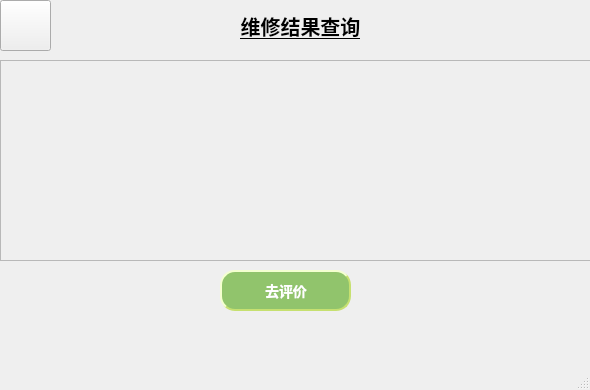
The window that mainwindow5.ui (code-aifarmer/Home-appliance-information-management-system-) describes before a commit, drawn with Qt 5.
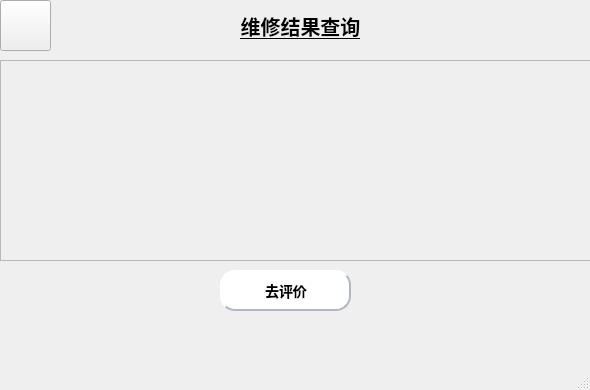
The same window after the commit. Icons and pictures are not drawn.

```diff
--- a/mainwindow5.ui
+++ b/mainwindow5.ui
@@ -68,15 +68,15 @@
 }
 
 QPushButton {
-background-color: #91c46c;
+background-color: #ffffff;
 color: #ffffff;
-color:white;
+color:black;
                     /* 文字颜色 */
-background-color: #91c46c;       /* 背景色 */
+background-color: #ffffff;       /* 背景色 */
 border-style: outset;            /* 边框风格 */
 border-width: 2px;               /* 边框宽度 */
 border-radius: 5px;              /* 边框圆角 */
-border-color: #c6e070;           /* 边框颜色 */
+border-color: #b0b7c1;           /* 边框颜色 */
 font: bold 14px;                 /* 字体 */
 min-width: 2em;                  /* 控件最小宽度 */
 min-height: 2px;                 /* 控件最小高度 */
```
Left out of the diff: 20 changed lines with no effect on the pictures.
